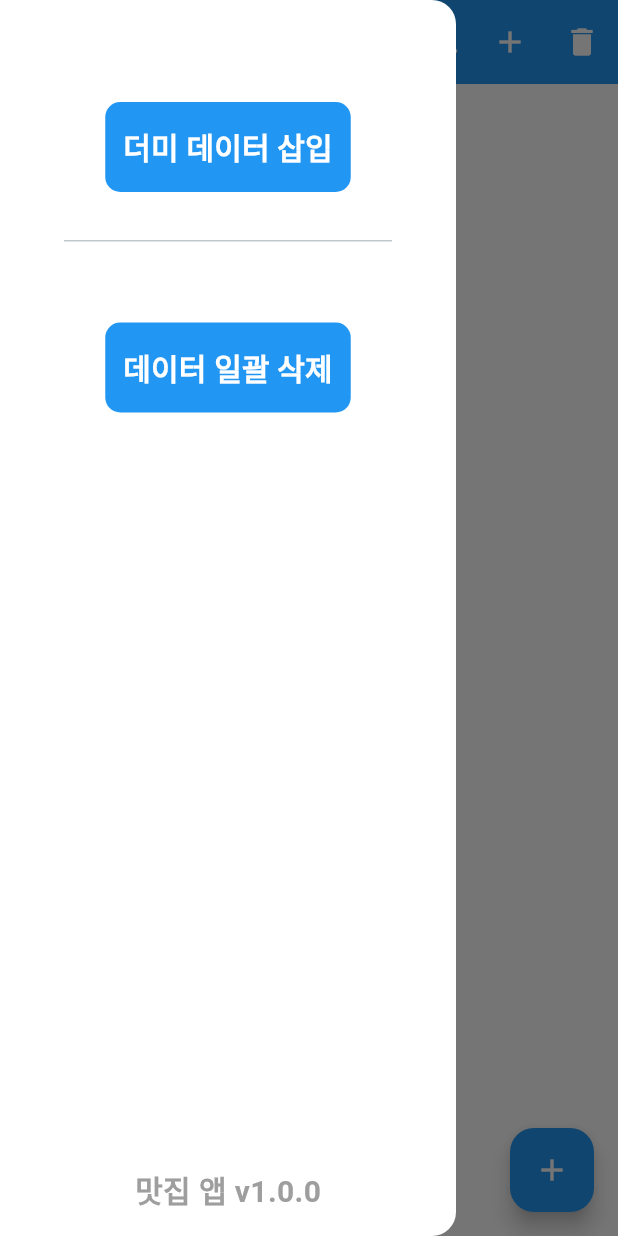
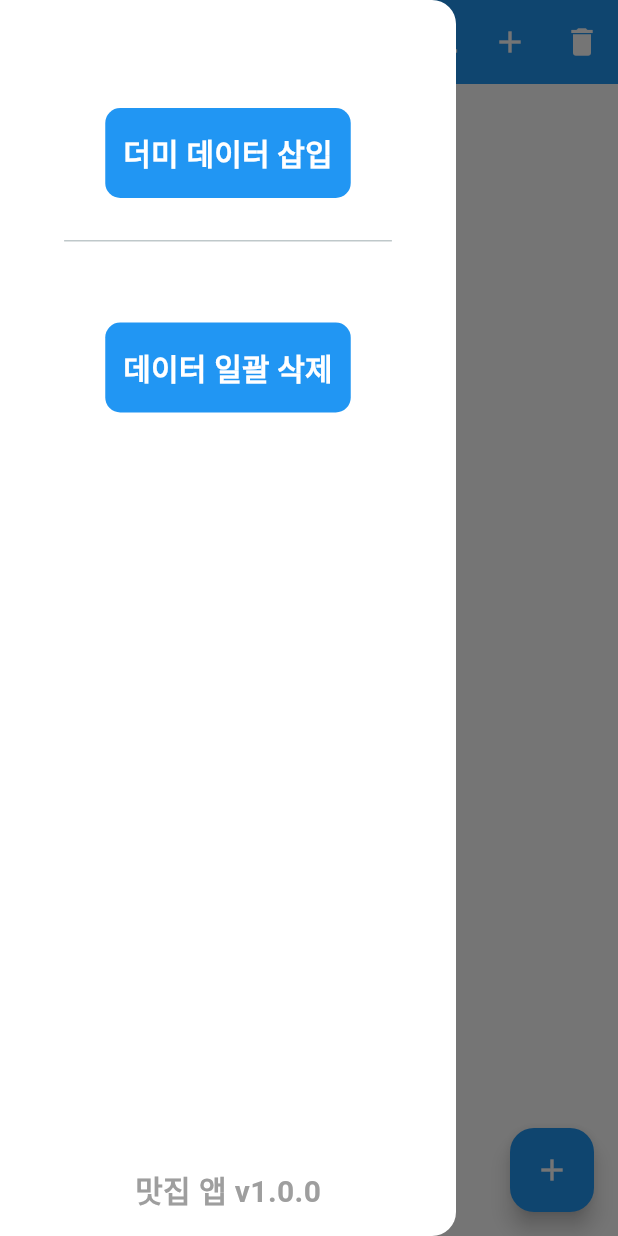
Before and after one commit to cheng80/must_to_eat_app, a Flutter app: the screen it shows after launch, with the side drawer open, on a phone screen of 412 x 824 dp. Run offline on Flutter 3.47's test engine with Material 3 defaults, Android fonts, the phone set to English and light mode, and no system bars; our stand-ins replace flutter_map, flutter_slidable, geolocator, get, image_picker, latlong2 and 2 more; accounts and stored records are empty.

Commit message:
Drawer 수정

```diff
--- a/lib/view/home.dart
+++ b/lib/view/home.dart
@@ -85,11 +85,13 @@ class _HomeState extends State<Home> {
         ],
       ),
       drawerEnableOpenDragGesture: false, // 스와이프 비활성화
+
+      /*------------------ Drawer ---------------------*/
       drawer: CustomDrawer(
         header: DrawerHeader(
 
           decoration: BoxDecoration(color: Colors.white),
-          padding: const EdgeInsets.symmetric(horizontal: 16, vertical: 12),
+          // padding: const EdgeInsets.symmetric(horizontal: 16, vertical: 12),
           child: CustomColumn(
             mainAxisAlignment: MainAxisAlignment.center,
             spacing: 4,
@@ -159,6 +161,7 @@ class _HomeState extends State<Home> {
         ),
 
       ),
+      /*-----------------------------------------------*/
       body: CustomPadding.all(
         16,
         child: FutureBuilder( // 비동기 처리 위젯
--- a/lib/vm/database_handler.dart
+++ b/lib/vm/database_handler.dart
@@ -1,6 +1,5 @@
 
 import 'package:get/get.dart';
-import 'package:must_to_eat_app/custom/widgets.dart';
 import 'package:path/path.dart';
 import '../model/musteatplace.dart';
 import 'package:sqflite/sqflite.dart';
```
